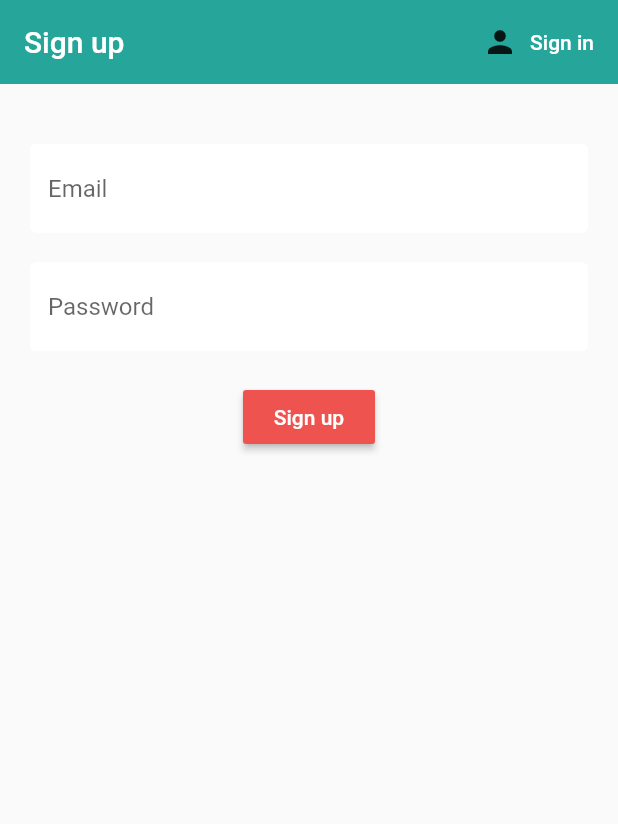
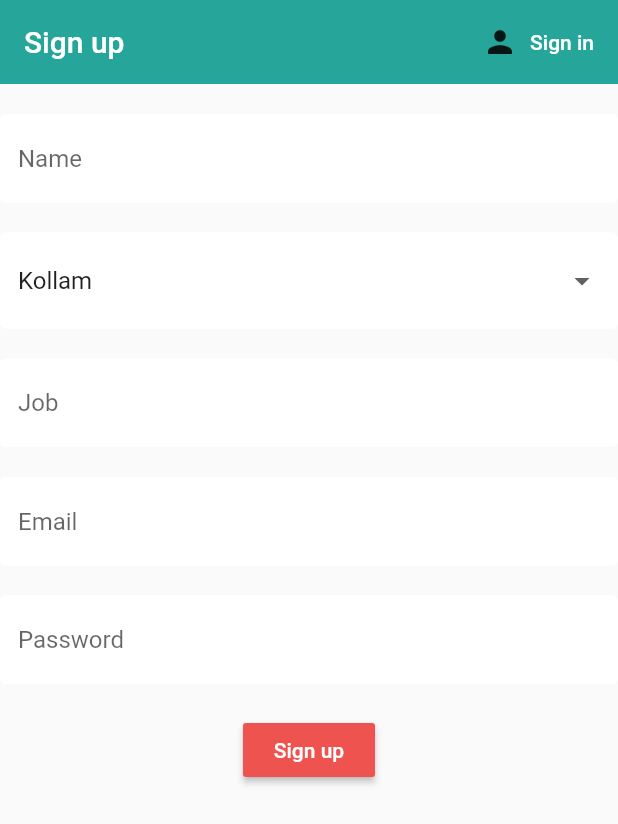
Before and after one commit to nam8u/spacespinner, a Flutter app: the screen it shows after launch, after a tap on "Sign up", on a phone screen of 412 x 824 dp. Shown: the top 824 px of the screen. Run offline on Flutter 3.47's test engine with Material 2 defaults, Android fonts, the phone set to English and light mode, and no system bars; our stand-ins replace cloud_firestore, firebase_auth, flutter_spinkit; accounts and stored records are empty.

Commit message:
Made final chanegs.

```diff
--- a/lib/main.dart
+++ b/lib/main.dart
@@ -15,9 +15,7 @@ class MyApp extends StatelessWidget {
     return StreamProvider<User>.value(
       value: AuthService().user,
       child: MaterialApp(
-       home: Wrapper(
-
-       ),
+       home: Wrapper(),
       ),
     );
   }
--- a/lib/screens/authenticate/register.dart
+++ b/lib/screens/authenticate/register.dart
@@ -16,13 +16,18 @@ class _RegisterState extends State<Register> {
   final AuthService _auth = AuthService();
   final _formKey = GlobalKey<FormState>();
   bool loading = false;
-
   String email = '';
   String password = '';
+  String name='';
+  String location ='';
+  String job='';
+  final List<String> locations = ['Kollam','Trivandrum','Bangalore','Coimbatore'];
+
   String error='';
   @override
   Widget build(BuildContext context) {
     return loading ? Loading() : Scaffold(
+      resizeToAvoidBottomInset: false,
       backgroundColor: Colors.teal[00],
       appBar: AppBar(
         backgroundColor: Colors.teal[400],
@@ -41,20 +46,53 @@ class _RegisterState extends State<Register> {
         ],
       ),
       body: Container(
-          padding: EdgeInsets.symmetric(vertical: 20.0, horizontal: 20.0),
+          //padding: EdgeInsets.symmetric(vertical: 20.0, horizontal: 20.0),
+         // padding: EdgeInsets.only(
+              //bottom: MediaQuery.of(context).viewInsets.bottom),
+
           child: Form(
             key: _formKey,
             child: Column(
               children: <Widget>[
                 SizedBox(height: 20.0),
                 TextFormField(
-                  decoration: textInputDecoration.copyWith(hintText: 'Email'),
-                  validator: (val)=> val.isEmpty ? 'Enter Email' : null,
+                  decoration: textInputDecoration.copyWith(hintText: 'Name'),
+                  validator: (val)=> val.isEmpty ? 'Enter Name' : null,
                     onChanged: (val) {
                   setState(() {
-                    email = val;
+                    name = val;
                   });
                 }),
+                SizedBox(height: 20.0),
+                DropdownButtonFormField(
+                  value: locations.first,
+                  decoration: textInputDecoration,
+                  items: locations.map((loc) {
+                    return DropdownMenuItem(
+                      value: loc,
+                      child: Text('$loc'),
+                    );
+                  }).toList(),
+                  onChanged: (val) => setState(() => location = val),
+                ),
+                SizedBox(height: 20.0),
+                TextFormField(
+                    decoration: textInputDecoration.copyWith(hintText: 'Job'),
+                    validator: (val)=> val.isEmpty ? 'Enter Job' : null,
+                    onChanged: (val) {
+                      setState(() {
+                        job = val;
+                      });
+                    }),
+                SizedBox(height: 20.0),
+                TextFormField(
+                    decoration: textInputDecoration.copyWith(hintText: 'Email'),
+                    validator: (val)=> val.isEmpty ? 'Enter Email' : null,
+                    onChanged: (val) {
+                      setState(() {
+                        email = val;
+                      });
+                    }),
                 SizedBox(height: 20.0),
                 TextFormField(
                     decoration: textInputDecoration.copyWith(hintText: 'Password'),
@@ -76,12 +114,12 @@ class _RegisterState extends State<Register> {
                    if(_formKey.currentState.validate())
                      {
                        setState(() => loading = true);
-                       dynamic result = await _auth.registerWithEmail(email, password);
+                       dynamic result = await _auth.registerWithEmail(email, password, name,job,location);
                        if(result == null)
                          {
                            setState(() {
                              loading = false;
-                             error = 'please supply a valid email';
+                             error = 'please check the form.';
                            });
                          }
                      }
--- a/lib/services/auth.dart
+++ b/lib/services/auth.dart
@@ -35,11 +35,11 @@ import 'package:spacespinner/services/database.dart';
     }
 
 
-      Future registerWithEmail(String email, String password) async {
+      Future registerWithEmail(String email, String password, String name, String job, String location) async {
         try{
           AuthResult result = await _auth.createUserWithEmailAndPassword(email: email, password: password);
           FirebaseUser user = result.user;
-          await DatabaseService(uid:user.uid).updateUserData('', '', '');
+          await DatabaseService(uid:user.uid).updateUserData(name, job, location);
           return _userFromFirebaseUser(user);
         }
         catch(e)
--- a/lib/services/database.dart
+++ b/lib/services/database.dart
@@ -30,7 +30,6 @@ import 'package:spacespinner/screens/home/ss_list.dart';
           );
         }).toList();
       }
-
       //User Data from Snapshots.
 
       UserData _userDataFromSnapshot(DocumentSnapshot snapshot)
--- a/lib/shared/loading.dart
+++ b/lib/shared/loading.dart
@@ -6,7 +6,7 @@ class Loading extends StatelessWidget {
   @override
   Widget build(BuildContext context) {
     return Container(
-    color: Colors.teal[100],
+
       child : SpinKitChasingDots(
         color: Colors.teal,
         size: 50.0,
```
Also changed, not shown: lib/screens/home/settings_form.dart (+5 -2 lines).
